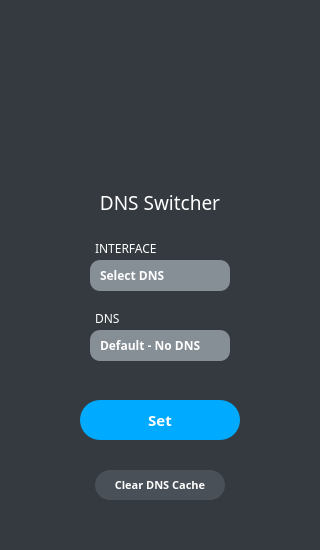
Old version of the form untitled.ui in the repository Ho3einWave/dnsswitcher.
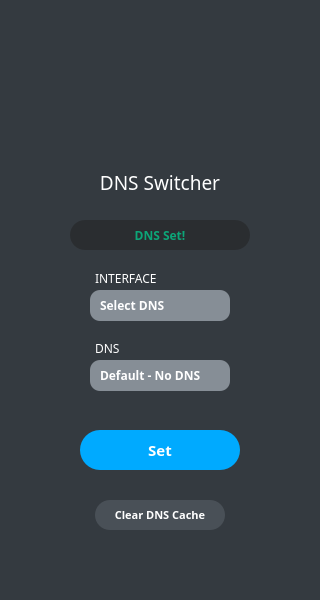
New version of the form. Icons and pictures are not drawn.

The edit to the form file:
```diff
--- a/untitled.ui
+++ b/untitled.ui
@@ -10,7 +10,7 @@
     <x>0</x>
     <y>0</y>
     <width>320</width>
-    <height>550</height>
+    <height>600</height>
    </rect>
   </property>
   <property name="sizePolicy">
@@ -28,7 +28,7 @@
   <property name="maximumSize">
    <size>
     <width>320</width>
-    <height>550</height>
+    <height>600</height>
    </size>
   </property>
   <property name="palette">
@@ -190,7 +190,7 @@
    <property name="maximumSize">
     <size>
      <width>320</width>
-     <height>550</height>
+     <height>600</height>
     </size>
    </property>
    <property name="autoFillBackground">
@@ -203,7 +203,7 @@
     <property name="geometry">
      <rect>
       <x>85</x>
-      <y>40</y>
+      <y>30</y>
       <width>150</width>
       <height>150</height>
      </rect>
@@ -222,7 +222,7 @@
     <property name="geometry">
      <rect>
       <x>94</x>
-      <y>190</y>
+      <y>170</y>
       <width>132</width>
       <height>24</height>
      </rect>
@@ -252,7 +252,7 @@
     <property name="geometry">
      <rect>
       <x>90</x>
-      <y>330</y>
+      <y>360</y>
       <width>140</width>
       <height>31</height>
      </rect>
@@ -317,7 +317,7 @@
     <property name="geometry">
      <rect>
       <x>80</x>
-      <y>400</y>
+      <y>430</y>
       <width>160</width>
       <height>40</height>
      </rect>
@@ -344,7 +344,7 @@
     <property name="geometry">
      <rect>
       <x>95</x>
-      <y>470</y>
+      <y>500</y>
       <width>130</width>
       <height>30</height>
      </rect>
@@ -375,7 +375,7 @@
     <property name="geometry">
      <rect>
       <x>90</x>
-      <y>260</y>
+      <y>290</y>
       <width>140</width>
       <height>31</height>
      </rect>
@@ -410,7 +410,7 @@
     <property name="geometry">
      <rect>
       <x>95</x>
-      <y>240</y>
+      <y>270</y>
       <width>61</width>
       <height>16</height>
      </rect>
@@ -431,7 +431,7 @@
     <property name="geometry">
      <rect>
       <x>95</x>
-      <y>310</y>
+      <y>340</y>
       <width>61</width>
       <height>16</height>
      </rect>
@@ -477,33 +477,34 @@
      </size>
     </property>
    </widget>
-   <widget class="QPushButton" name="down">
+   <widget class="QLabel" name="notif">
     <property name="geometry">
      <rect>
-      <x>260</x>
-      <y>5</y>
-      <width>21</width>
-      <height>21</height>
+      <x>70</x>
+      <y>220</y>
+      <width>180</width>
+      <height>30</height>
      </rect>
     </property>
-    <property name="cursor">
-     <cursorShape>PointingHandCursor</cursorShape>
+    <property name="font">
+     <font>
+      <family>IRANSans Black</family>
+      <weight>75</weight>
+      <bold>true</bold>
+     </font>
     </property>
     <property name="styleSheet">
-     <string notr="true">border:none;</string>
+     <string notr="true">#notif {
+	color:#0ca678;
+	background-color:#2a2d30;
+	border-radius:15px;
+}</string>
     </property>
     <property name="text">
-     <string/>
+     <string>DNS Set!</string>
     </property>
-    <property name="icon">
-     <iconset resource="res.qrc">
-      <normaloff>:/Icons/assets/downbutt.png</normaloff>:/Icons/assets/downbutt.png</iconset>
-    </property>
-    <property name="iconSize">
-     <size>
-      <width>32</width>
-      <height>32</height>
-     </size>
+    <property name="alignment">
+     <set>Qt::AlignCenter</set>
     </property>
    </widget>
   </widget>
```
